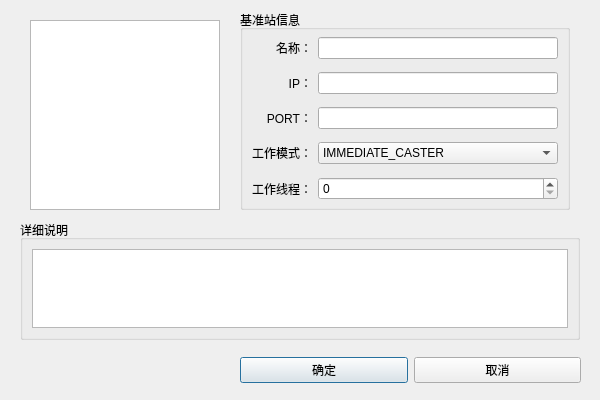
First picture: the form in widget/dialog/modify_standardstation_dialog.ui, repository yanghang8612/SMAMMainUI, before the edit.
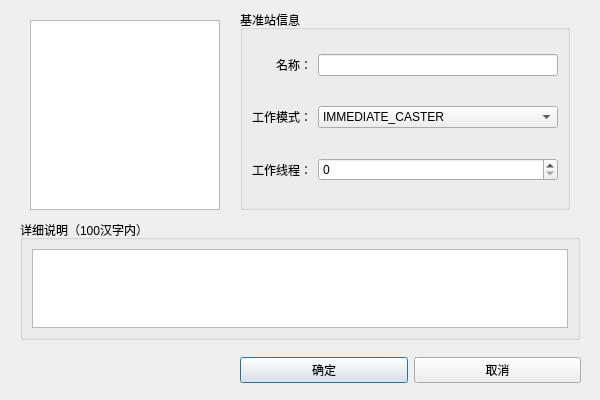
Second picture: the form after the edit.

Commit message: after last week meeting, change some settings of my design include receiver othercenter and standardstation

```diff
--- a/widget/dialog/modify_standardstation_dialog.ui
+++ b/widget/dialog/modify_standardstation_dialog.ui
@@ -81,32 +81,6 @@
      <widget class="QLineEdit" name="stationNameEdit"/>
     </item>
     <item row="1" column="0">
-     <widget class="QLabel" name="label_2">
-      <property name="text">
-       <string>IP：</string>
-      </property>
-      <property name="alignment">
-       <set>Qt::AlignRight|Qt::AlignTrailing|Qt::AlignVCenter</set>
-      </property>
-     </widget>
-    </item>
-    <item row="1" column="1">
-     <widget class="QLineEdit" name="stationIPEdit"/>
-    </item>
-    <item row="2" column="0">
-     <widget class="QLabel" name="label_3">
-      <property name="text">
-       <string>PORT：</string>
-      </property>
-      <property name="alignment">
-       <set>Qt::AlignRight|Qt::AlignTrailing|Qt::AlignVCenter</set>
-      </property>
-     </widget>
-    </item>
-    <item row="2" column="1">
-     <widget class="QLineEdit" name="stationPortEdit"/>
-    </item>
-    <item row="3" column="0">
      <widget class="QLabel" name="label_4">
       <property name="text">
        <string>工作模式：</string>
@@ -116,7 +90,7 @@
       </property>
      </widget>
     </item>
-    <item row="3" column="1">
+    <item row="1" column="1">
      <widget class="QComboBox" name="stationModeBox">
       <item>
        <property name="text">
@@ -130,7 +104,7 @@
       </item>
      </widget>
     </item>
-    <item row="4" column="0">
+    <item row="2" column="0">
      <widget class="QLabel" name="label_5">
       <property name="text">
        <string>工作线程：</string>
@@ -140,7 +114,7 @@
       </property>
      </widget>
     </item>
-    <item row="4" column="1">
+    <item row="2" column="1">
      <widget class="QSpinBox" name="stationThreadCountEdit"/>
     </item>
    </layout>
@@ -165,7 +139,7 @@
     </rect>
    </property>
    <property name="title">
-    <string>详细说明</string>
+    <string>详细说明（100汉字内）</string>
    </property>
    <layout class="QVBoxLayout" name="verticalLayout_3">
     <item>
```
Left out of the diff: 26 changed lines with no effect on the pictures. The commit also changes 32 other files.
